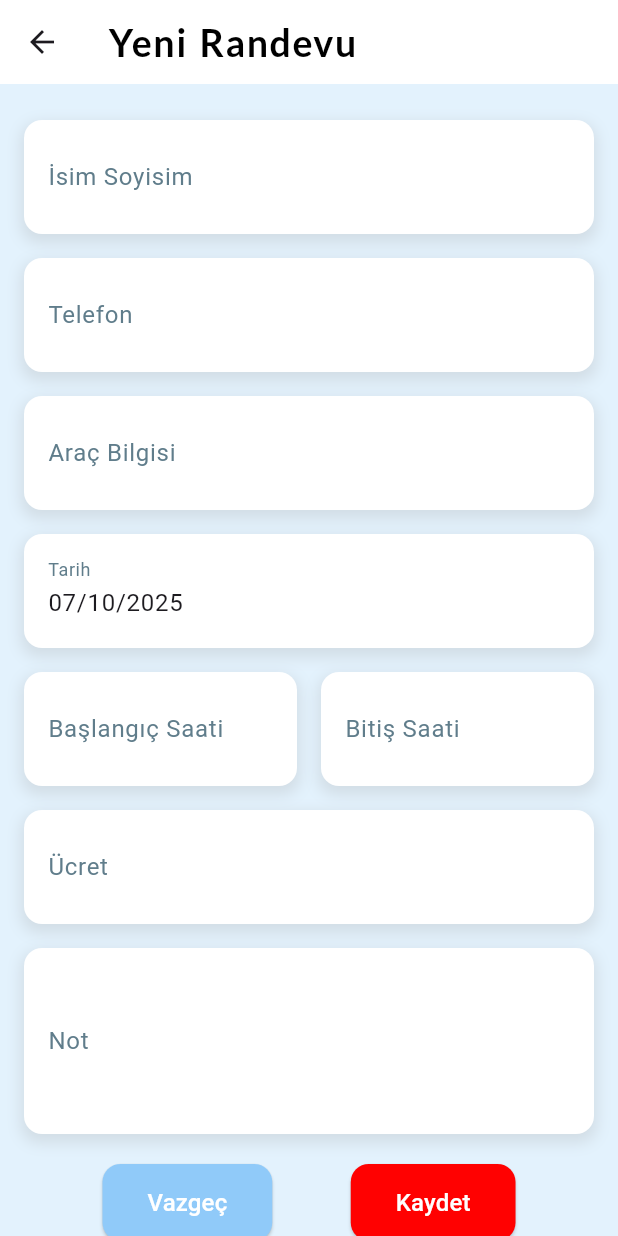
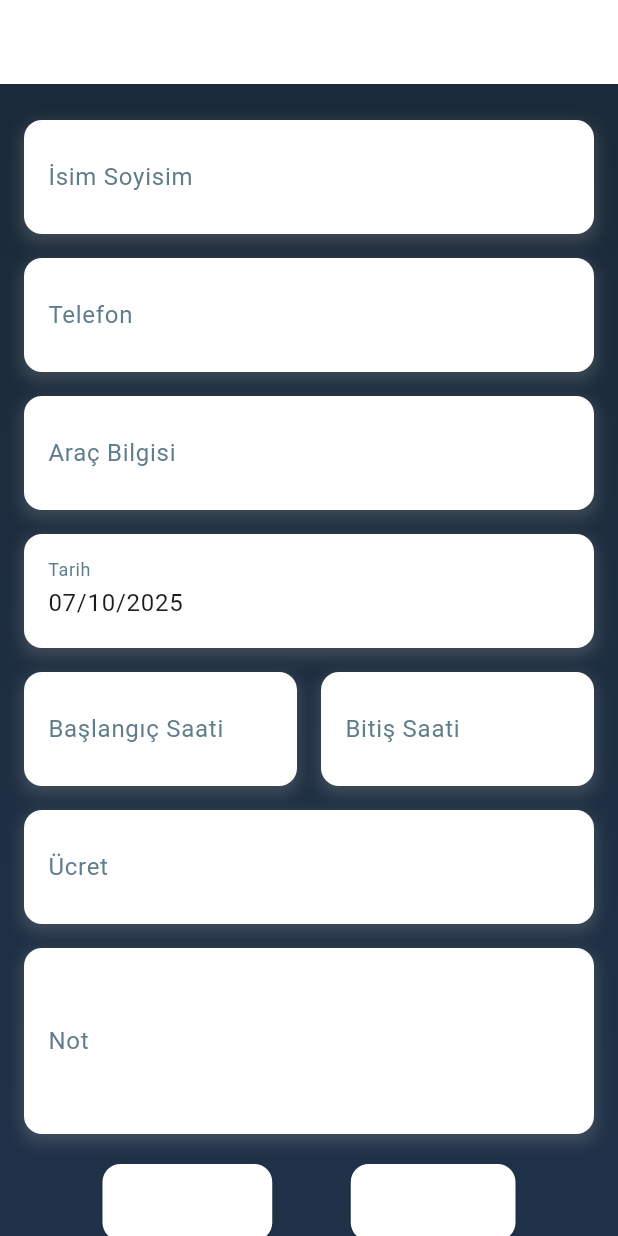
Before and after one commit to uluckabd/car_wash, a Flutter app: the screen it shows after launch, after a tap on the "add circle" icon, on a phone screen of 412 x 824 dp. Run offline on Flutter 3.47's test engine with Material 3 defaults, Android fonts, the phone set to English and light mode, and no system bars; our stand-ins replace google_fonts, mask_text_input_formatter, sqflite, syncfusion_flutter_charts; accounts and stored records are empty.

Commit message:
tasarım renkleri belirlendi ve ana sayfa arşiv sayfası ve grafik sayfası tasarımı yapıldı

```diff
--- a/lib/AddAppointmentpage.dart
+++ b/lib/AddAppointmentpage.dart
@@ -109,7 +109,7 @@ class _AddAppointmentScreenState extends State<AddAppointmentScreen> {
                 child: CupertinoDatePicker(
                   mode: CupertinoDatePickerMode.date,
                   initialDateTime: tempPickedDate,
-                  minimumDate: DateTime(2023),
+                  minimumDate: DateTime(2025),
                   maximumDate: DateTime(2030),
                   onDateTimeChanged: (DateTime newDate) {
                     tempPickedDate = newDate;
@@ -339,7 +339,7 @@ class _AddAppointmentScreenState extends State<AddAppointmentScreen> {
         : _timeSlots.where((t) => t.compareTo(_startTime!) >= 0).toList();
 
     return Scaffold(
-      backgroundColor: const Color(0xFFE3F2FD),
+      backgroundColor: Colors.white,
       appBar: AppBar(
         title: Text(
           widget.appointmentData == null ? 'Yeni Randevu' : 'Randevu Güncelle',
@@ -348,6 +348,17 @@ class _AddAppointmentScreenState extends State<AddAppointmentScreen> {
         flexibleSpace: Appcolor(),
       ),
       body: Container(
+        decoration: const BoxDecoration(
+          gradient: LinearGradient(
+            // Koyu mavinin tonları
+            colors: [
+              Color(0xFF1B2A38), // Üst kısım (Daha Koyu Lacivert)
+              Color(0xFF1F3249), // Alt kısım (Biraz daha açık Lacivert/Mavi)
+            ],
+            begin: Alignment.topCenter,
+            end: Alignment.bottomCenter,
+          ),
+        ),
         child: SingleChildScrollView(
           padding: const EdgeInsets.all(16),
           child: Column(
@@ -432,7 +443,7 @@ class _AddAppointmentScreenState extends State<AddAppointmentScreen> {
                     ElevatedButton(
                       onPressed: () => Navigator.pop(context),
                       style: ElevatedButton.styleFrom(
-                        backgroundColor: const Color(0xFF90CAF9),
+                        backgroundColor: Colors.white,
                         padding: const EdgeInsets.symmetric(
                           horizontal: 30,
                           vertical: 14,
@@ -535,7 +546,7 @@ class _AddAppointmentScreenState extends State<AddAppointmentScreen> {
                         Navigator.pop(context, appointment);
                       },
                       style: ElevatedButton.styleFrom(
-                        backgroundColor: const Color(0xFFFF0101),
+                        backgroundColor: Colors.white,
                         padding: const EdgeInsets.symmetric(
                           horizontal: 30,
                           vertical: 14,
--- a/lib/ArchiveScreen.dart
+++ b/lib/ArchiveScreen.dart
@@ -69,7 +69,18 @@ class ArchiveScreen extends StatelessWidget {
 
     return Scaffold(
       body: Container(
-        color: Colors.white,
+        decoration: const BoxDecoration(
+          gradient: LinearGradient(
+            // Koyu mavinin tonları
+            colors: [
+              Color(0xFF1B2A38), // Üst kısım (Daha Koyu Lacivert)
+              Color(0xFF1F3249), // Alt kısım (Biraz daha açık Lacivert/Mavi)
+            ],
+            begin: Alignment.topCenter,
+            end: Alignment.bottomCenter,
+          ),
+        ),
+
         child: ListView(
           children: List.generate(12, (index) {
             final monthNumber = index + 1;
@@ -77,8 +88,10 @@ class ArchiveScreen extends StatelessWidget {
             final ayRandevulari = ayGruplari[monthNumber] ?? [];
             final toplamUcret = calculateMonthTotal(ayRandevulari);
 
-            return Card(
-              margin: const EdgeInsets.symmetric(vertical: 6, horizontal: 16),
+            return Padding(
+              padding: const EdgeInsets.symmetric(horizontal: 4.0),
+              child: Card(
+                color: Colors.white,
                 child: ExpansionTile(
                   title: Text(
                     '$monthName (${ayRandevulari.length} randevu - Toplam: ${toplamUcret.toStringAsFixed(2)}₺)',
@@ -113,6 +126,7 @@ class ArchiveScreen extends StatelessWidget {
                               ),
                             )
                             .toList(),
+                ),
               ),
             );
           }),
--- a/lib/app_ready_package.dart
+++ b/lib/app_ready_package.dart
@@ -10,7 +10,7 @@ class AppTextStyles {
   static TextStyle title = GoogleFonts.lato(
     fontSize: 25,
     fontWeight: FontWeight.bold,
-    color: Colors.black,
+
     wordSpacing: 2,
     letterSpacing: 1,
   );
--- a/lib/main.dart
+++ b/lib/main.dart
@@ -12,6 +12,7 @@ import 'package:flutter/cupertino.dart';
 // Uygulama genelinde kullanılacak renkleri ve metinleri sabitler olarak tanımlıyoruz.
 const Color primaryColor = Color.fromRGBO(255, 1, 1, 1);
 const Color secondaryColor = Color(0xFF90CAF9);
+const Color darkBlue = Color(0xFF1B2A38);
 const List<String> weekdays = [
   "Pazartesi",
   "Salı",
@@ -44,6 +45,18 @@ class MyApp extends StatelessWidget {
       title: 'Car_Wash',
       debugShowCheckedModeBanner: false,
       theme: ThemeData(
+        appBarTheme: AppBarTheme(
+          color: darkBlue,
+          iconTheme: IconThemeData(color: Colors.white),
+          titleTextStyle: TextStyle(
+            color: Colors.white,
+            fontSize: 25,
+            fontWeight: FontWeight.bold,
+
+            wordSpacing: 2,
+            letterSpacing: 1,
+          ),
+        ),
         colorScheme: ColorScheme.fromSeed(seedColor: Colors.deepPurple),
         primaryColor: primaryColor,
         primaryColorLight: secondaryColor,
@@ -105,10 +118,17 @@ class _MyHomePageState extends State<MyHomePage> {
       context: context,
       builder: (BuildContext builder) {
         return Container(
+          decoration: BoxDecoration(
+            color: Colors.white,
+            borderRadius: BorderRadius.only(
+              topLeft: Radius.circular(20),
+              topRight: Radius.circular(20),
+            ),
+          ),
           height:
               MediaQuery.of(context).size.height /
               3, // Ekranın 1/3'ünü kaplasın
-          color: Colors.white, // Arka plan rengini belirle
+          // Arka plan rengini belirle
           child: Column(
             children: [
               Expanded(
@@ -126,7 +146,13 @@ class _MyHomePageState extends State<MyHomePage> {
               // Tamam butonu
               CupertinoButton(
                 onPressed: () => Navigator.pop(context), // Menüyü kapat
-                child: const Text('Tamam'),
+                child: const Text(
+                  'Tamam',
+                  style: TextStyle(
+                    color: darkBlue,
+                    fontWeight: FontWeight.bold,
+                  ),
+                ),
               ),
             ],
           ),
@@ -233,6 +259,7 @@ class _MyHomePageState extends State<MyHomePage> {
     return Padding(
       padding: const EdgeInsets.symmetric(horizontal: 4.0),
       child: Card(
+        color: Colors.white,
         // Card ile Listeleme öğesine hafif bir gölge ve köşe yuvarlaklığı ekliyoruz.
         elevation: doluMu ? 4 : 1, // Dolu randevulara daha belirgin bir gölge
         shape: RoundedRectangleBorder(
@@ -266,7 +293,7 @@ class _MyHomePageState extends State<MyHomePage> {
             "$start - $end",
             style: TextStyle(
               fontWeight: FontWeight.bold,
-              color: doluMu ? Colors.black87 : Colors.green.shade600,
+              color: doluMu ? Colors.black87 : darkBlue,
             ),
           ),
 
@@ -414,7 +441,7 @@ class _MyHomePageState extends State<MyHomePage> {
     // IndexedStack kullanarak sadece aktif olan sayfayı çiziyoruz.
     return Scaffold(
       appBar: AppBar(
-        backgroundColor: Colors.transparent,
+        backgroundColor: darkBlue,
 
         // 1. BAŞLIK (TITLE): selectedIndex'e göre başlık değişir
         title: selectedIndex == 0
@@ -426,19 +453,16 @@ class _MyHomePageState extends State<MyHomePage> {
                     TextBaseline.alphabetic, // Metin hizalaması için gerekli
                 children: [
                   // ANA SAYFA METNİ (Daha büyük ve kalın)
-                  Text(
-                    "Ana Sayfa",
-                    style: AppTextStyles.title, // Mevcut büyük stiliniz
-                  ),
+                  Text("Ana Sayfa"),
 
                   Padding(
-                    padding: const EdgeInsets.only(left: 70),
+                    padding: const EdgeInsets.only(left: 12),
                     child: Text(
                       getFormattedDate(
                         baseDate,
                       ), // baseDate ve getFormattedDate gerekli
                       style: const TextStyle(
-                        color: Colors.black, // Biraz daha soluk
+                        color: Colors.white, // Biraz daha soluk
                         fontSize: 16, // Daha küçük font boyutu
                         fontWeight: FontWeight.normal,
                       ),
@@ -452,18 +476,12 @@ class _MyHomePageState extends State<MyHomePage> {
             // Başka bir index ise varsayılan başlık
             : Text("Başlık", style: AppTextStyles.title),
 
-        flexibleSpace: Container(color: Colors.white),
-
         // 2. EYLEMLER (ACTIONS): selectedIndex'e göre ikonlar değişir (Değişmedi)
         actions: selectedIndex == 0
             ? [
                 // Index 0 (Ana Sayfa) için Takvim İkonu
                 IconButton(
-                  icon: const Icon(
-                    Icons.calendar_month_outlined,
-                    color: Colors.black,
-                    size: 24,
-                  ),
+                  icon: const Icon(Icons.calendar_month_outlined, size: 24),
                   onPressed: () => _selectDate(context),
                 ),
               ]
@@ -471,7 +489,7 @@ class _MyHomePageState extends State<MyHomePage> {
             ? [
                 // Index 1 (Arşiv) için Arama ve Rapor ikonları
                 IconButton(
-                  icon: const Icon(Icons.search, color: Colors.black),
+                  icon: const Icon(Icons.search, color: Colors.white),
                   onPressed: () {
                     showSearch(
                       context: context,
@@ -482,7 +500,7 @@ class _MyHomePageState extends State<MyHomePage> {
                 IconButton(
                   icon: const Icon(
                     Icons.analytics_outlined,
-                    color: Colors.black,
+                    color: Colors.white,
                   ),
                   onPressed: () {
                     Navigator.push(
@@ -496,7 +514,19 @@ class _MyHomePageState extends State<MyHomePage> {
               ]
             : null,
       ),
-      body: IndexedStack(
+      body: Container(
+        decoration: const BoxDecoration(
+          gradient: LinearGradient(
+            // Koyu mavinin tonları
+            colors: [
+              Color(0xFF1B2A38), // Üst kısım (Daha Koyu Lacivert)
+              Color(0xFF1F3249), // Alt kısım (Biraz daha açık Lacivert/Mavi)
+            ],
+            begin: Alignment.topCenter,
+            end: Alignment.bottomCenter,
+          ),
+        ),
+        child: IndexedStack(
           index: selectedIndex,
           children: [
             // Ana Sayfa içeriği
@@ -552,9 +582,10 @@ class _MyHomePageState extends State<MyHomePage> {
             ArchiveScreen(randevular: randevular),
           ],
         ),
+      ),
       bottomNavigationBar: Container(
         child: BottomNavigationBar(
-          backgroundColor: Colors.transparent,
+          backgroundColor: darkBlue,
           currentIndex: selectedIndex,
           onTap: (index) {
             setState(() => selectedIndex = index);
```
Also changed, not shown: lib/charts_page.dart (+63 -13 lines), lib/reportchartspage.dart (+21 -3 lines). Lines whose indentation alone changed are shown as unchanged.
